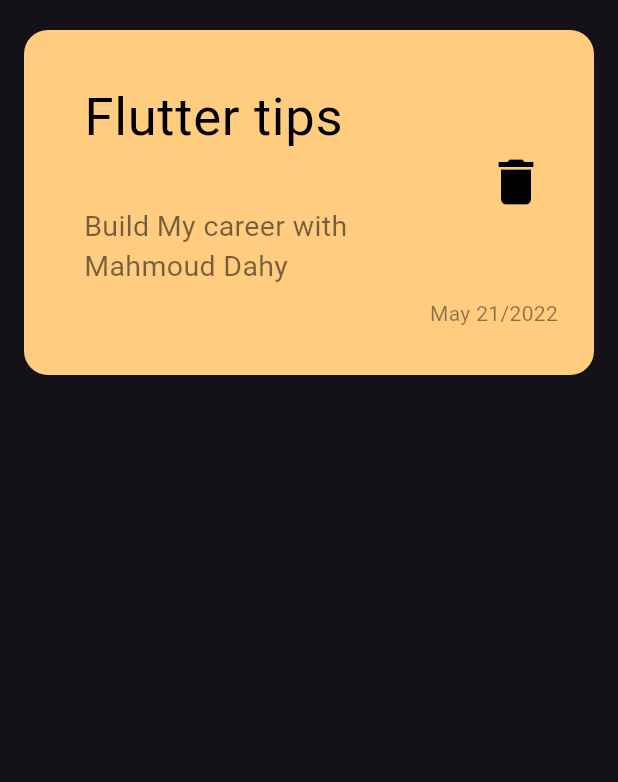
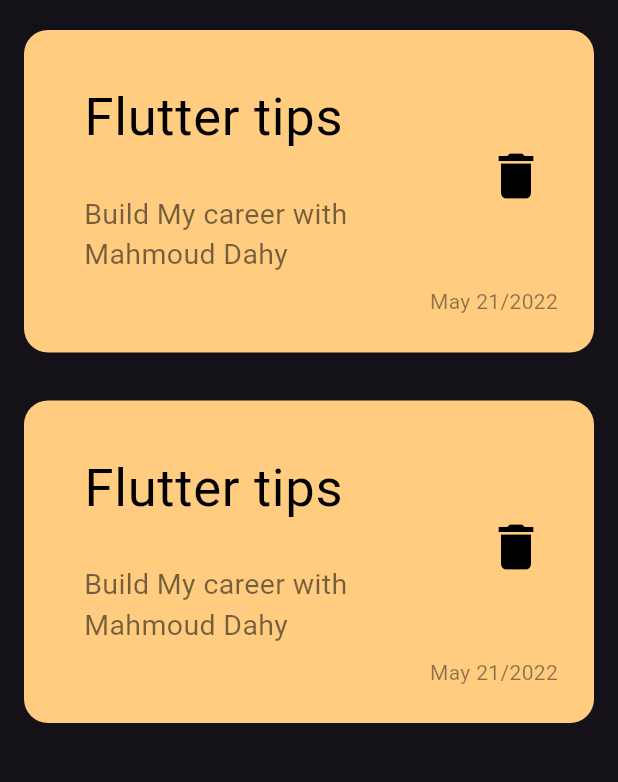
Before and after one commit to MamoudDahy11/notes_app, a Flutter app: the screen it shows after launch, on a phone screen of 412 x 824 dp, the part 78-860 px from its top. Run offline on Flutter 3.47's test engine with Material 3 defaults, Android fonts, the phone set to English and light mode, and no system bars.

Commit message:
create NoteItem and NoteListView

```diff
--- a/lib/screens/home_page.dart
+++ b/lib/screens/home_page.dart
@@ -1,6 +1,6 @@
 import 'package:flutter/material.dart';
 import 'package:note_app/widget/custom_search_icon.dart';
-import 'package:note_app/widget/note_view_body.dart';
+import 'package:note_app/widget/notes_list_view.dart';
 
 class NoteView extends StatelessWidget {
   const NoteView({super.key});
@@ -15,7 +15,7 @@ class NoteView extends StatelessWidget {
           style: TextStyle(color: Colors.white, fontSize: 30),
         ),
       ),
-      body: NoteViewBody(),
+      body: NotesListViewBuilder(),
     );
   }
 }
--- a/lib/widget/note_view_body.dart
+++ b/lib/widget/note_item.dart
@@ -1,13 +1,11 @@
-
 import 'package:flutter/material.dart';
 
-class NoteViewBody extends StatelessWidget {
-  const NoteViewBody({super.key});
+class NoteItem extends StatelessWidget {
+  const NoteItem({super.key});
 
   @override
   Widget build(BuildContext context) {
     return Container(
-      height: 230,
       margin: EdgeInsets.all(16),
       padding: EdgeInsets.only(left: 24, top: 24, bottom: 24),
       decoration: BoxDecoration(
@@ -27,7 +25,7 @@ class NoteViewBody extends StatelessWidget {
               icon: Icon(Icons.delete, size: 40, color: Colors.black),
             ),
             subtitle: Padding(
-              padding: const EdgeInsets.only(top: 32),
+              padding: const EdgeInsets.only(top: 24),
               child: Text(
                 'Build My career with Mahmoud Dahy',
                 style: TextStyle(color: Colors.black54, fontSize: 19),
--- /dev/null
+++ b/lib/widget/notes_list_view.dart
@@ -0,0 +1,17 @@
+
+import 'package:flutter/material.dart';
+import 'package:note_app/widget/note_item.dart';
+
+class NotesListViewBuilder extends StatelessWidget {
+  const NotesListViewBuilder({super.key});
+
+  @override
+  Widget build(BuildContext context) {
+    return ListView.builder(
+        itemCount: 2,
+        itemBuilder: (context, index) {
+          return NoteItem();
+        },
+      );
+  }
+}
```
